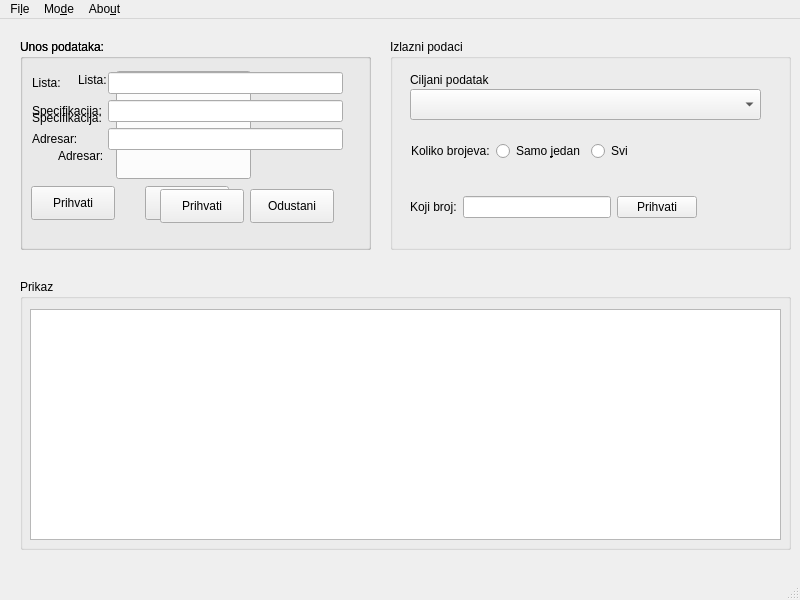
Old version of the form spendICT_gui.ui in the repository hrvoojex/spendICT.
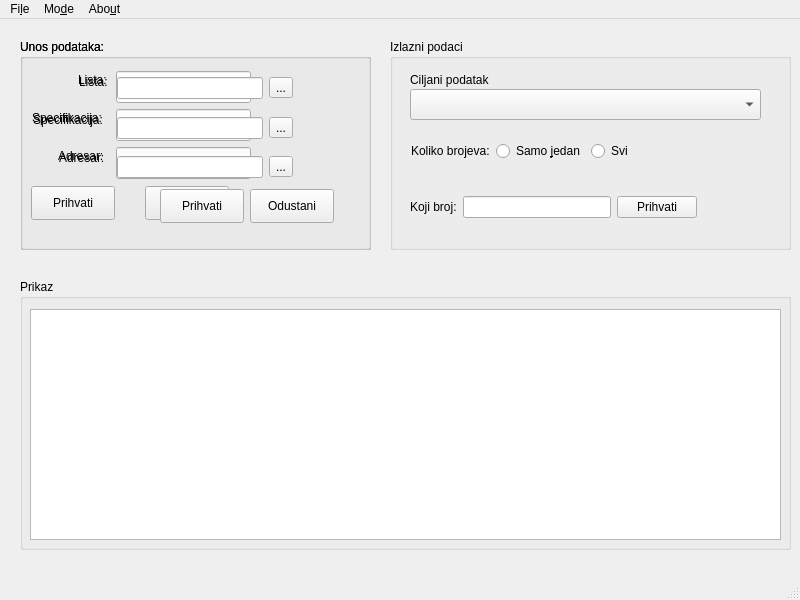
New version of the form.

Commit message: Added three new toolButtons and selectFile method, added otkaziButton functionality

```diff
--- a/spendICT_gui.ui
+++ b/spendICT_gui.ui
@@ -165,46 +165,109 @@
        <string>Odustani</string>
       </property>
      </widget>
-     <widget class="QWidget" name="layoutWidget">
+     <widget class="QLabel" name="label_9">
       <property name="geometry">
        <rect>
-        <x>12</x>
-        <y>33</y>
-        <width>311</width>
-        <height>110</height>
+        <x>39</x>
+        <y>110</y>
+        <width>52</width>
+        <height>18</height>
        </rect>
       </property>
-      <layout class="QFormLayout" name="formLayout">
-       <item row="0" column="0">
-        <widget class="QLabel" name="label_7">
-         <property name="text">
-          <string>Lista:</string>
-         </property>
-        </widget>
-       </item>
-       <item row="0" column="1">
+      <property name="text">
+       <string>Adresar:</string>
+      </property>
+     </widget>
+     <widget class="QLabel" name="label_8">
+      <property name="geometry">
+       <rect>
+        <x>13</x>
+        <y>72</y>
+        <width>78</width>
+        <height>18</height>
+       </rect>
+      </property>
+      <property name="text">
+       <string>Specifikacija:</string>
+      </property>
+     </widget>
+     <widget class="QLabel" name="label_7">
+      <property name="geometry">
+       <rect>
+        <x>59</x>
+        <y>34</y>
+        <width>32</width>
+        <height>18</height>
+       </rect>
+      </property>
+      <property name="text">
+       <string>Lista:</string>
+      </property>
+     </widget>
+     <widget class="QWidget" name="">
+      <property name="geometry">
+       <rect>
+        <x>97</x>
+        <y>31</y>
+        <width>176</width>
+        <height>36</height>
+       </rect>
+      </property>
+      <layout class="QHBoxLayout" name="horizontalLayout_3">
+       <item>
         <widget class="QLineEdit" name="lineEdit_5"/>
        </item>
-       <item row="1" column="0">
-        <widget class="QLabel" name="label_8">
+       <item>
+        <widget class="QToolButton" name="toolButton">
          <property name="text">
-          <string>Specifikacija:</string>
+          <string>...</string>
          </property>
         </widget>
        </item>
-       <item row="1" column="1">
+      </layout>
+     </widget>
+     <widget class="QWidget" name="">
+      <property name="geometry">
+       <rect>
+        <x>97</x>
+        <y>71</y>
+        <width>176</width>
+        <height>36</height>
+       </rect>
+      </property>
+      <layout class="QHBoxLayout" name="horizontalLayout_4">
+       <item>
         <widget class="QLineEdit" name="lineEdit_6"/>
        </item>
-       <item row="2" column="0">
-        <widget class="QLabel" name="label_9">
+       <item>
+        <widget class="QToolButton" name="toolButton_2">
          <property name="text">
-          <string>Adresar:</string>
+          <string>...</string>
          </property>
         </widget>
        </item>
-       <item row="2" column="1">
+      </layout>
+     </widget>
+     <widget class="QWidget" name="">
+      <property name="geometry">
+       <rect>
+        <x>97</x>
+        <y>110</y>
+        <width>176</width>
+        <height>36</height>
+       </rect>
+      </property>
+      <layout class="QHBoxLayout" name="horizontalLayout_5">
+       <item>
         <widget class="QLineEdit" name="lineEdit_7"/>
        </item>
+       <item>
+        <widget class="QToolButton" name="toolButton_3">
+         <property name="text">
+          <string>...</string>
+         </property>
+        </widget>
+       </item>
       </layout>
      </widget>
     </widget>
```
The commit also changes 2 other files.
